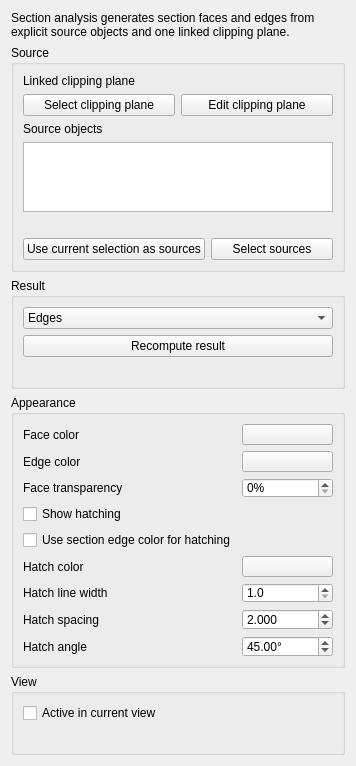
Before: the Qt Designer form src/Mod/Part/Gui/TaskSectionAnalysis.ui in tritao/FreeCAD, drawn with Qt 5.
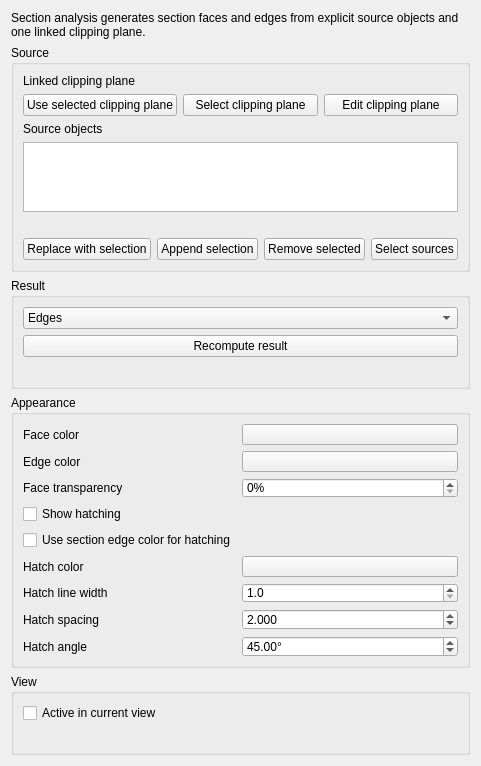
After: the same form once the commit is applied.

Commit message: PartGui: polish section analysis task panel

Patch:
```diff
--- a/src/Mod/Part/Gui/TaskSectionAnalysis.ui
+++ b/src/Mod/Part/Gui/TaskSectionAnalysis.ui
@@ -53,6 +53,13 @@
       </item>
       <item>
        <layout class="QHBoxLayout" name="clippingPlaneButtonsLayout">
+        <item>
+         <widget class="QPushButton" name="useCurrentSelectionAsClippingPlaneButton">
+          <property name="text">
+           <string>Use selected clipping plane</string>
+          </property>
+         </widget>
+        </item>
         <item>
          <widget class="QPushButton" name="selectClippingPlaneButton">
           <property name="text">
@@ -95,7 +102,21 @@
         <item>
          <widget class="QPushButton" name="useCurrentSelectionButton">
           <property name="text">
-           <string>Use current selection as sources</string>
+           <string>Replace with selection</string>
+          </property>
+         </widget>
+        </item>
+        <item>
+         <widget class="QPushButton" name="appendCurrentSelectionButton">
+          <property name="text">
+           <string>Append selection</string>
+          </property>
+         </widget>
+        </item>
+        <item>
+         <widget class="QPushButton" name="removeSelectedSourcesButton">
+          <property name="text">
+           <string>Remove selected</string>
           </property>
          </widget>
         </item>
```
The commit also changes 2 other files.
